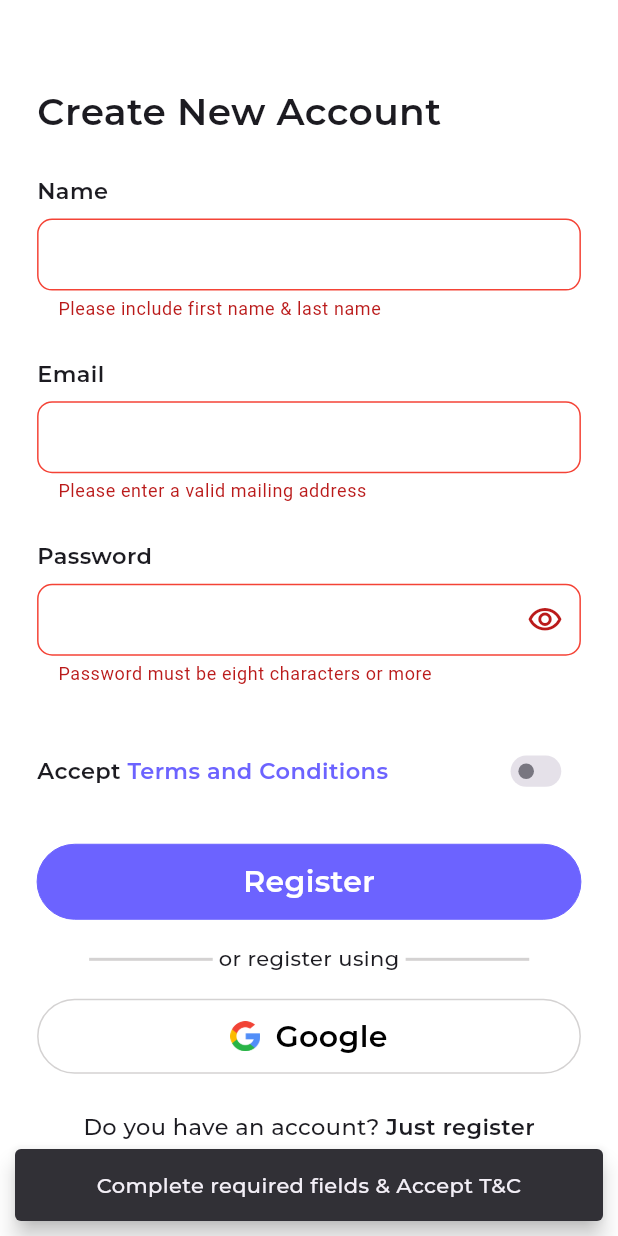
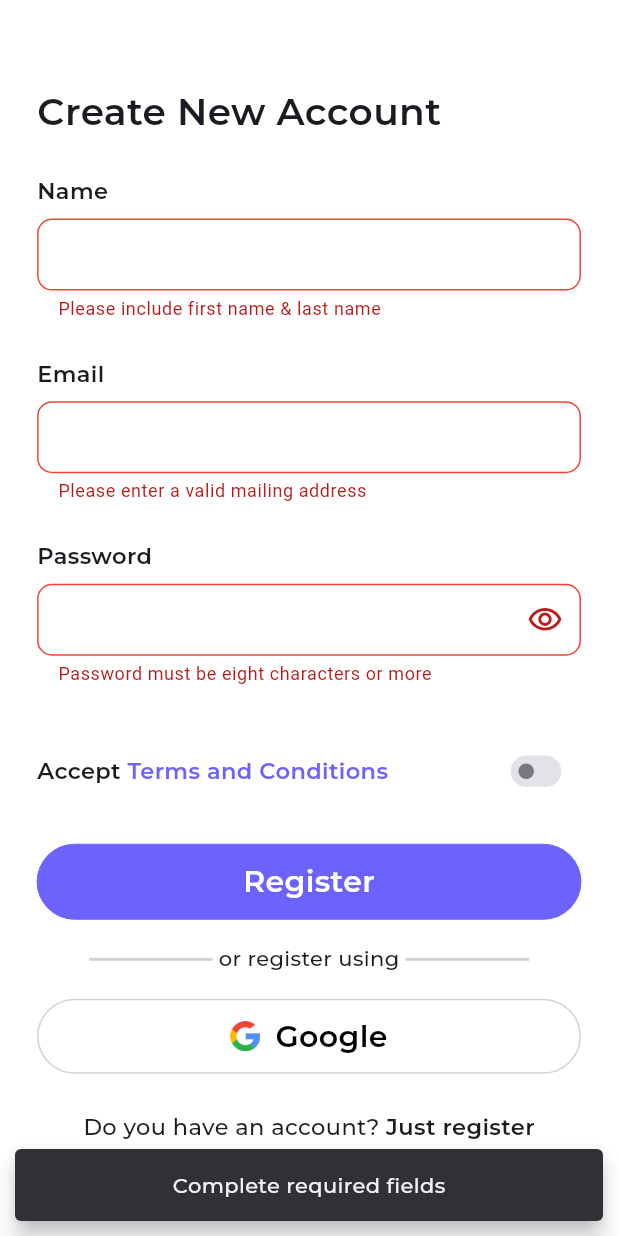
Before and after one commit to N-DiLo/kode_camp_task, a Flutter app: the SignUp screen opened by its route, after a tap on "Register", on a phone screen of 412 x 824 dp. Run offline on Flutter 3.47's test engine with Material 3 defaults, Android fonts, the phone set to English and light mode, and no system bars; our stand-ins replace flutter_slidable, google_fonts; project files that could hold a hidden picture were left out.

Commit message:
feat: moved files to views folder, fixed bottom nav icon and labels, added calendar screen & updated snackbar text.

```diff
--- a/lib/components/my_button.dart
+++ b/lib/components/my_button.dart
@@ -80,3 +80,4 @@ const startled = 'assets/images/startled.png';
 const startup = 'assets/images/startup.png';
 const taskDone = 'assets/images/task_done.png';
 const menu = 'assets/images/menu.png';
+const taskCal = 'assets/images/calendar.png';
--- a/lib/task_3/home_page.dart
+++ b/lib/task_3/views/home_page.dart
@@ -6,7 +6,7 @@ import 'package:kode_camp_task/components/my_button.dart';
 import 'package:kode_camp_task/components/my_text_widget.dart';
 import 'package:kode_camp_task/task_3/widgets/add_task.dart';
 import 'package:kode_camp_task/task_3/widgets/task_tile.dart';
-import 'widgets/header_widget.dart';
+import '../widgets/header_widget.dart';
 
 class HomePage extends StatefulWidget {
   const HomePage({super.key});
--- a/lib/task_3/no_login.dart
+++ b/lib/task_3/views/no_login.dart
@@ -1,7 +1,7 @@
 import 'package:flutter/material.dart';
 import 'package:google_fonts/google_fonts.dart';
 import 'package:kode_camp_task/components/my_button.dart';
-import 'package:kode_camp_task/task_3/sign_up.dart';
+import 'package:kode_camp_task/task_3/views/sign_up.dart';
 
 class NoLogin extends StatelessWidget {
   const NoLogin({super.key});
--- a/lib/task_3/onboard.dart
+++ b/lib/task_3/views/onboard.dart
@@ -3,7 +3,7 @@ import 'package:flutter/material.dart';
 import 'package:google_fonts/google_fonts.dart';
 import 'package:kode_camp_task/components/my_button.dart';
 import 'package:kode_camp_task/components/my_text_widget.dart';
-import 'package:kode_camp_task/task_3/sign_up.dart';
+import 'package:kode_camp_task/task_3/views/sign_up.dart';
 
 class OnBoard extends StatefulWidget {
   const OnBoard({super.key});
--- a/lib/task_3/sign_up.dart
+++ b/lib/task_3/views/sign_up.dart
@@ -145,15 +145,25 @@ class _SignUpState extends State<SignUp> {
                   onTap: () {
                     formKey.currentState!.validate();
                     if (emailController.text.isEmpty ||
-                        nameController.text.isEmpty ||
-                        accepted == false) {
+                        nameController.text.isEmpty) {
                       ScaffoldMessenger.of(context).showSnackBar(
                         const SnackBar(
                           margin: EdgeInsets.all(10.0),
                           behavior: SnackBarBehavior.floating,
                           content: Center(
-                            child: MyText(
-                                text: 'Complete required fields & Accept T&C'),
+                            child: MyText(text: 'Complete required fields'),
+                          ),
+                        ),
+                      );
+                      return;
+                    }
+                    if (accepted == false) {
+                      ScaffoldMessenger.of(context).showSnackBar(
+                        const SnackBar(
+                          margin: EdgeInsets.all(10.0),
+                          behavior: SnackBarBehavior.floating,
+                          content: Center(
+                            child: MyText(text: 'Accept Terms & Conditions'),
                           ),
                         ),
                       );
```
Also changed, not shown: lib/main.dart (+4 -4 lines), lib/task_3/bottom_nav.dart (+14 -2 lines), lib/task_3/views/task_cal.dart (added, +34 -0 lines), assets/images/calendar.png (added), lib/task_3/views/task_menu.dart (renamed from lib/task_3/task_menu.dart).
